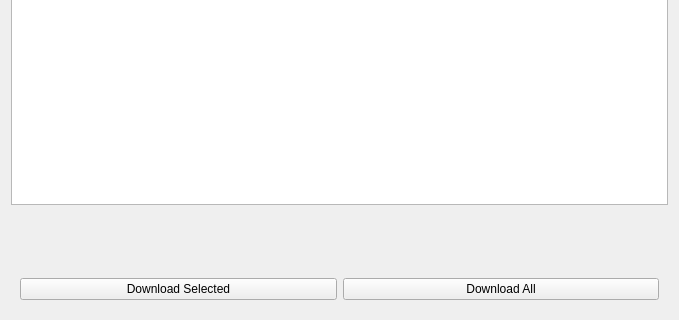
Qt form sVanilla/src/ClientUi/VideoList/VideoWidget.ui (WangPengZhan/sVanilla) before a commit; both pictures show x 0 to 679 and y 269 to 589 of the 679 by 589 pixel window.
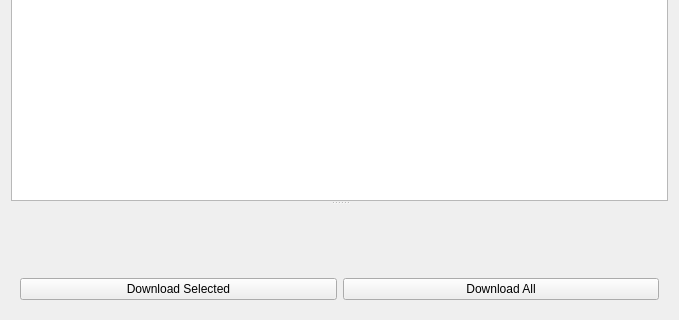
The same form after that commit. The open tabs and pages were chosen to show the change. Icons and pictures are not drawn. Custom widgets are drawn as their Qt base class.

```diff
--- a/sVanilla/src/ClientUi/VideoList/VideoWidget.ui
+++ b/sVanilla/src/ClientUi/VideoList/VideoWidget.ui
@@ -240,16 +240,6 @@
         <verstretch>0</verstretch>
        </sizepolicy>
       </property>
-      <property name="styleSheet">
-       <string notr="true">.QSplitter::handle:horizontal {
-    background-color: #828282;
-    height: 2px;
-}
-.QSplitter::handle:vertical {
-    background-color: #828282;
-    width: 2px;
-}</string>
-      </property>
       <property name="orientation">
        <enum>Qt::Vertical</enum>
       </property>
```
Left out of the diff: 12 changed lines with no effect on the pictures.
